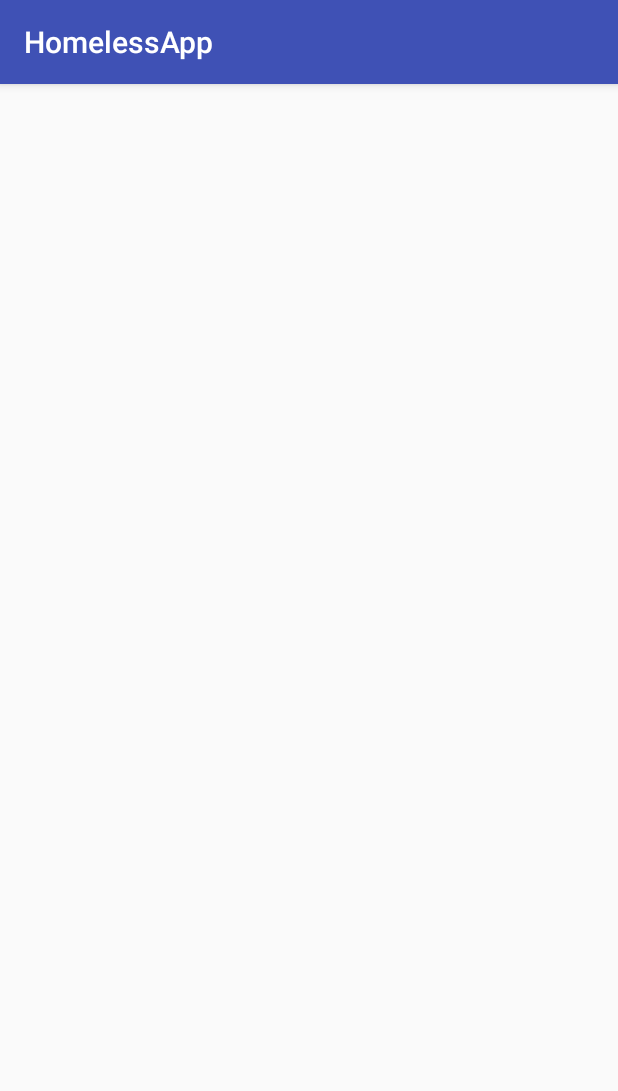
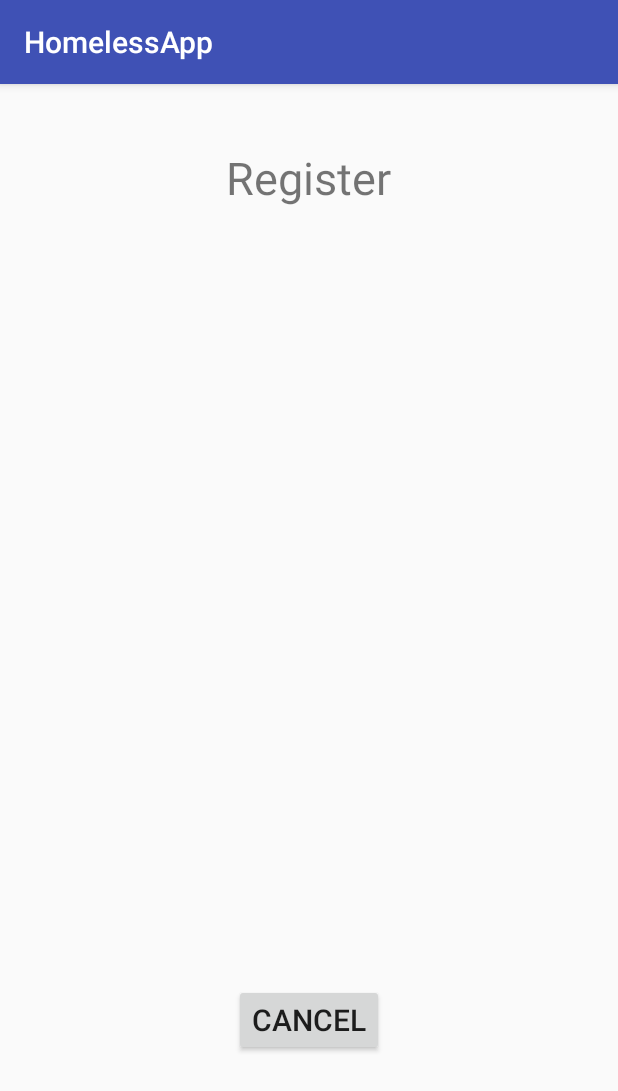
Before and after one commit to DjangoBlockchained/FindMyHome, an Android app: the RegisterScreenActivity screen opened directly, with no data from a screen before it, on a phone screen of 412 x 824 dp. Shown: the top 1091 px of the screen. Run offline under Robolectric (Android 15) with nearby library versions, the phone set to English and light mode, and no system bars.

Commit message:
Implement Register screen and login error message

```diff
--- a/HomelessApp/app/src/main/java/com/example/peter/homelessapp/controllers/LoginScreenActivity.java
+++ b/HomelessApp/app/src/main/java/com/example/peter/homelessapp/controllers/LoginScreenActivity.java
@@ -1,7 +1,9 @@
 package com.example.peter.homelessapp.controllers;
 
+import android.content.DialogInterface;
 import android.content.Intent;
 import android.os.Bundle;
+import android.support.v7.app.AlertDialog;
 import android.support.v7.app.AppCompatActivity;
 import android.support.v7.widget.Toolbar;
 import android.view.View;
@@ -37,6 +39,12 @@ public class LoginScreenActivity extends AppCompatActivity {
                 if (userName.getText().toString().equals(new String("user")) && password.getText().toString().equals(new String("password"))) {
                     Intent intent = new Intent(LoginScreenActivity.this, ApplicationScreenActivity.class);
                     startActivity(intent);
+                } else {
+                    AlertDialog.Builder alert = new AlertDialog.Builder(LoginScreenActivity.this);
+                    alert.setMessage("Your username and password do not match with a real user.");
+                    alert.setTitle("Login Error");
+                    alert.setPositiveButton("OK", null);
+                    alert.create().show();
                 }
             }
         });
--- a/HomelessApp/app/src/main/java/com/example/peter/homelessapp/controllers/RegisterScreenActivity.java
+++ b/HomelessApp/app/src/main/java/com/example/peter/homelessapp/controllers/RegisterScreenActivity.java
@@ -1,16 +1,30 @@
 package com.example.peter.homelessapp.controllers;
 
+import android.content.Intent;
 import android.os.Bundle;
 import android.support.annotation.Nullable;
 import android.support.v7.app.AppCompatActivity;
+import android.widget.Button;
+
+import com.example.peter.homelessapp.R;
 
 /**
  * Created by sanjanakadiveti on 2/11/18.
  */
 
 public class RegisterScreenActivity extends AppCompatActivity {
+
+    private Button cancel;
+
     @Override
     protected void onCreate(@Nullable Bundle savedInstanceState) {
         super.onCreate(savedInstanceState);
+        setContentView(R.layout.activity_register_screen);
+
+        cancel = (Button) findViewById(R.id.cancel2);
+        cancel.setOnClickListener((view) -> {
+            Intent intent = new Intent(RegisterScreenActivity.this, WelcomeScreenActivity.class);
+            startActivity(intent);
+        });
     }
 }
--- /dev/null
+++ b/HomelessApp/app/src/main/res/layout/activity_register_screen.xml
@@ -0,0 +1,24 @@
+<?xml version="1.0" encoding="utf-8"?>
+<RelativeLayout xmlns:android="http://schemas.android.com/apk/res/android"
+    android:layout_width="match_parent" android:layout_height="match_parent">
+
+    <TextView
+        android:id="@+id/textView5"
+        android:layout_width="wrap_content"
+        android:layout_height="wrap_content"
+        android:layout_alignParentTop="true"
+        android:layout_centerHorizontal="true"
+        android:layout_marginTop="42dp"
+        android:text="@string/register"
+        android:textSize="30sp" />
+
+    <Button
+        android:id="@+id/cancel2"
+        android:layout_width="wrap_content"
+        android:layout_height="wrap_content"
+        android:layout_alignParentBottom="true"
+        android:layout_centerHorizontal="true"
+        android:layout_marginBottom="120dp"
+        android:text="Cancel"
+        android:textSize="20sp" />
+</RelativeLayout>
--- a/HomelessApp/app/src/main/res/values/strings.xml
+++ b/HomelessApp/app/src/main/res/values/strings.xml
@@ -1,3 +1,4 @@
 <resources>
     <string name="app_name">HomelessApp</string>
+    <string name="register">Register</string>
 </resources>
```
